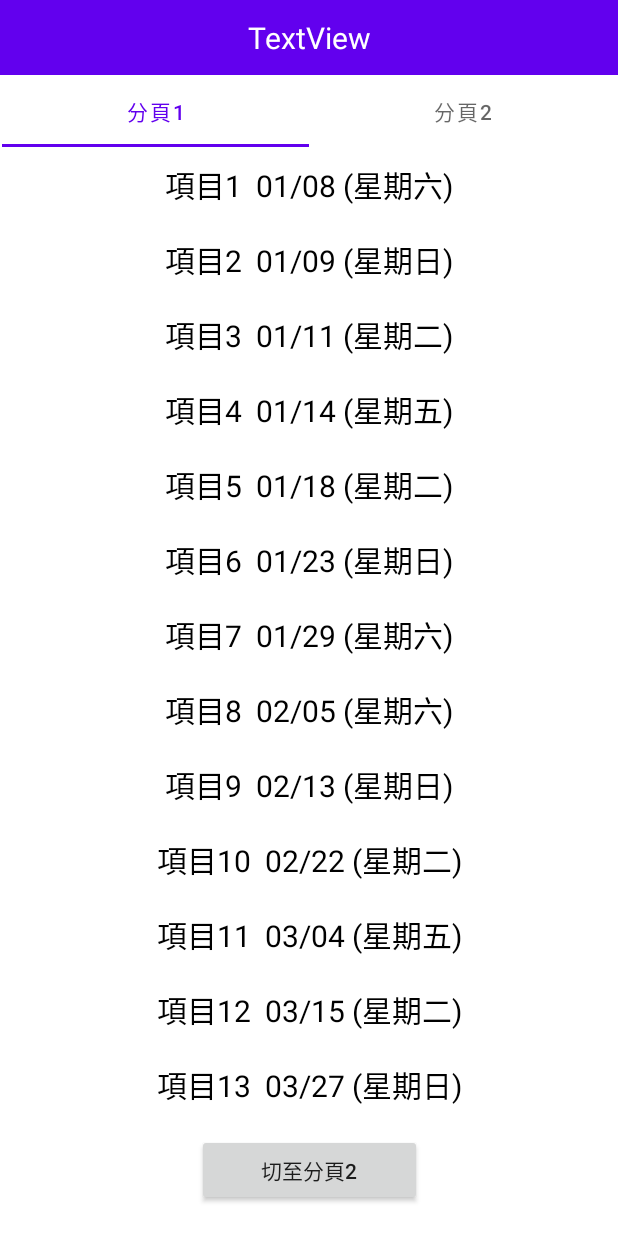
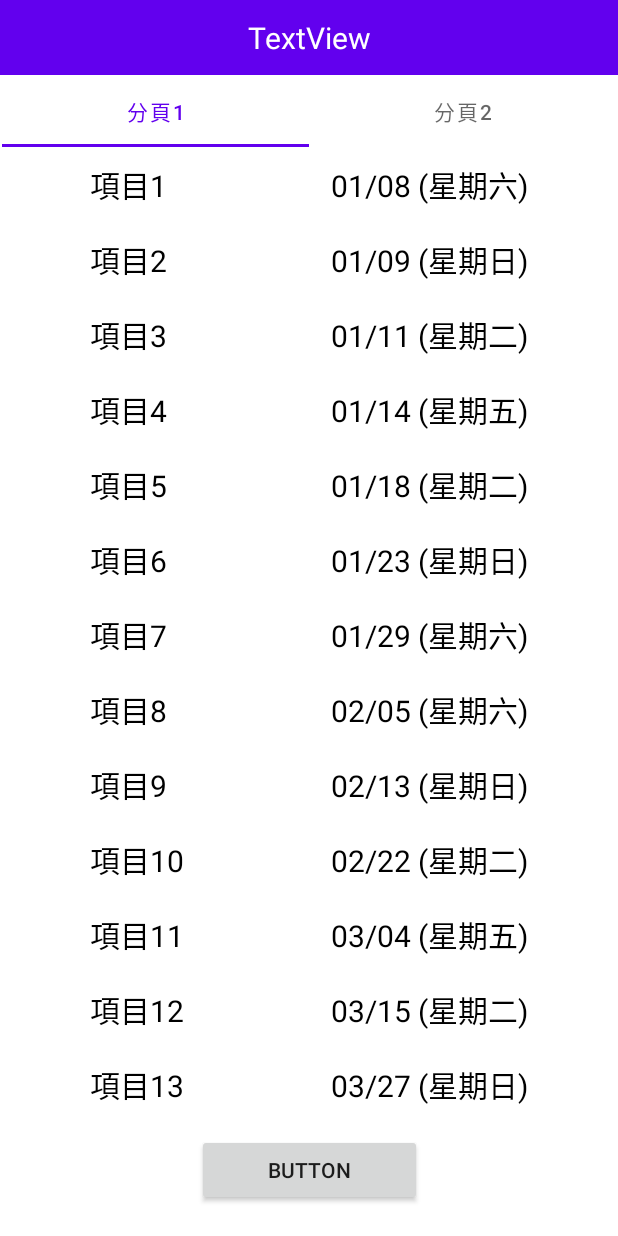
Before and after one commit to WeitingL/SamplePageSwither, an Android app: the screen it shows after launch (MainActivity), on a phone screen of 412 x 824 dp. Run offline under Robolectric (Android 15) with nearby library versions, the phone set to English and light mode, and no system bars.

Commit message:
Create the switch button and optimized the recyclerview list.

```diff
--- a/app/src/main/java/com/weiting/samplepageswitcher/MainActivity.kt
+++ b/app/src/main/java/com/weiting/samplepageswitcher/MainActivity.kt
@@ -18,10 +18,28 @@ class MainActivity : AppCompatActivity() {
 
         viewPage.adapter = PageAdapter(this)
 
+        binding.btSwitch.setOnClickListener {
+            when(viewPage.getCurrentItem()){
+                0 -> {
+                    viewPage.setCurrentItem(1)
+                }
+                1 -> {
+                    viewPage.setCurrentItem(0)
+                }
+                else -> {
+                    viewPage.setCurrentItem(0)
+                }
+            }
+        }
+
         TabLayoutMediator(tabLayout, viewPage){ tab, position ->
             when (position){
-                0 -> tab.text = "分頁1"
-                1 -> tab.text = "分頁2"
+                0 -> {
+                    tab.text = "分頁1"
+                }
+                1 -> {
+                    tab.text = "分頁2"
+                }
             }
         }.attach()
 
--- a/app/src/main/java/com/weiting/samplepageswitcher/ui/DataListAdapter.kt
+++ b/app/src/main/java/com/weiting/samplepageswitcher/ui/DataListAdapter.kt
@@ -20,7 +20,10 @@ class DataListAdapter : ListAdapter<Date, DataListAdapter.DateViewHolder>(DiffCa
     inner class DateViewHolder(private val binding: ItemRowBinding) :
         RecyclerView.ViewHolder(binding.root) {
         fun bind(date: Date, position: Int) {
-            binding.rowText.text = "項目$position  ${Util().getDateToString(date)}"
+            binding.apply {
+                rowText.text = "項目$position"
+                rowDate.text = "${Util().getDateToString(date)}"
+            }
         }
     }
 
--- a/app/src/main/res/layout/activity_main.xml
+++ b/app/src/main/res/layout/activity_main.xml
@@ -10,7 +10,8 @@
         android:id="@+id/vp_viewPage"
         android:layout_width="0dp"
         android:layout_height="0dp"
-        app:layout_constraintBottom_toBottomOf="parent"
+        android:layout_marginBottom="10dp"
+        app:layout_constraintBottom_toTopOf="@+id/bt_switch"
         app:layout_constraintEnd_toEndOf="parent"
         app:layout_constraintStart_toStartOf="parent"
         app:layout_constraintTop_toBottomOf="@+id/tl_Tabs">
@@ -64,4 +65,14 @@
         app:layout_constraintStart_toStartOf="parent"
         app:layout_constraintTop_toTopOf="parent" />
 
+    <androidx.appcompat.widget.AppCompatButton
+        android:id="@+id/bt_switch"
+        android:layout_width="150dp"
+        android:layout_height="wrap_content"
+        android:layout_marginBottom="20dp"
+        android:text="Button"
+        app:layout_constraintBottom_toBottomOf="parent"
+        app:layout_constraintEnd_toEndOf="parent"
+        app:layout_constraintStart_toStartOf="parent" />
+
 </androidx.constraintlayout.widget.ConstraintLayout>
--- a/app/src/main/res/layout/fragment_a.xml
+++ b/app/src/main/res/layout/fragment_a.xml
@@ -10,22 +10,12 @@
         android:id="@+id/rv_dateList"
         android:layout_width="match_parent"
         android:layout_height="0dp"
-        android:layout_marginBottom="20dp"
+        android:orientation="vertical"
         app:layoutManager="androidx.recyclerview.widget.LinearLayoutManager"
-        android:orientation="vertical"
-        tools:listitem="@layout/item_row"
-        app:layout_constraintBottom_toTopOf="@+id/button"
+        app:layout_constraintBottom_toBottomOf="parent"
         app:layout_constraintEnd_toEndOf="parent"
         app:layout_constraintStart_toStartOf="parent"
-        app:layout_constraintTop_toTopOf="parent" />
+        app:layout_constraintTop_toTopOf="parent"
+        tools:listitem="@layout/item_row" />
 
-    <androidx.appcompat.widget.AppCompatButton
-        android:id="@+id/button"
-        android:layout_width="150dp"
-        android:layout_height="wrap_content"
-        android:layout_marginBottom="20dp"
-        android:text="切至分頁2"
-        app:layout_constraintBottom_toBottomOf="parent"
-        app:layout_constraintEnd_toEndOf="parent"
-        app:layout_constraintStart_toStartOf="parent" />
 </androidx.constraintlayout.widget.ConstraintLayout>
--- a/app/src/main/res/layout/fragment_b.xml
+++ b/app/src/main/res/layout/fragment_b.xml
@@ -14,19 +14,7 @@
         android:textSize="34sp"
         app:layout_constraintBottom_toBottomOf="parent"
         app:layout_constraintEnd_toEndOf="parent"
-        app:layout_constraintHorizontal_bias="0.5"
         app:layout_constraintStart_toStartOf="parent"
-        app:layout_constraintTop_toTopOf="parent"
-        app:layout_constraintVertical_bias="0.45" />
-
-    <androidx.appcompat.widget.AppCompatButton
-        android:id="@+id/button2"
-        android:layout_width="150dp"
-        android:layout_height="wrap_content"
-        android:layout_marginBottom="20dp"
-        android:text="切至分頁1"
-        app:layout_constraintBottom_toBottomOf="parent"
-        app:layout_constraintEnd_toEndOf="parent"
-        app:layout_constraintStart_toStartOf="parent" />
+        app:layout_constraintTop_toTopOf="parent" />
 
 </androidx.constraintlayout.widget.ConstraintLayout>
--- a/app/src/main/res/layout/item_row.xml
+++ b/app/src/main/res/layout/item_row.xml
@@ -1,22 +1,36 @@
 <?xml version="1.0" encoding="utf-8"?>
 <androidx.constraintlayout.widget.ConstraintLayout xmlns:android="http://schemas.android.com/apk/res/android"
     xmlns:app="http://schemas.android.com/apk/res-auto"
+    xmlns:tools="http://schemas.android.com/tools"
     android:layout_width="match_parent"
     android:layout_height="wrap_content">
 
     <TextView
         android:id="@+id/row_text"
-        android:layout_width="match_parent"
-        android:layout_height="match_parent"
+        android:layout_width="100dp"
+        android:layout_height="30dp"
         android:layout_marginTop="10dp"
         android:layout_marginBottom="10dp"
-        android:gravity="center"
-        android:textSize="20sp"
         android:text="text"
         android:textColor="@color/black"
+        android:textSize="20sp"
+        app:layout_constraintBottom_toBottomOf="@+id/row_date"
+        app:layout_constraintEnd_toStartOf="@+id/row_date"
+        app:layout_constraintHorizontal_bias="0.5"
+        app:layout_constraintStart_toStartOf="parent"
+        app:layout_constraintTop_toTopOf="@+id/row_date" />
+
+    <TextView
+        android:id="@+id/row_date"
+        android:layout_width="wrap_content"
+        android:layout_height="30dp"
+        android:text="text"
+        android:textColor="@color/black"
+        android:textSize="20sp"
         app:layout_constraintBottom_toBottomOf="parent"
         app:layout_constraintEnd_toEndOf="parent"
-        app:layout_constraintStart_toStartOf="parent"
+        app:layout_constraintHorizontal_bias="0.5"
+        app:layout_constraintStart_toEndOf="@+id/row_text"
         app:layout_constraintTop_toTopOf="parent" />
 
 </androidx.constraintlayout.widget.ConstraintLayout>
```
